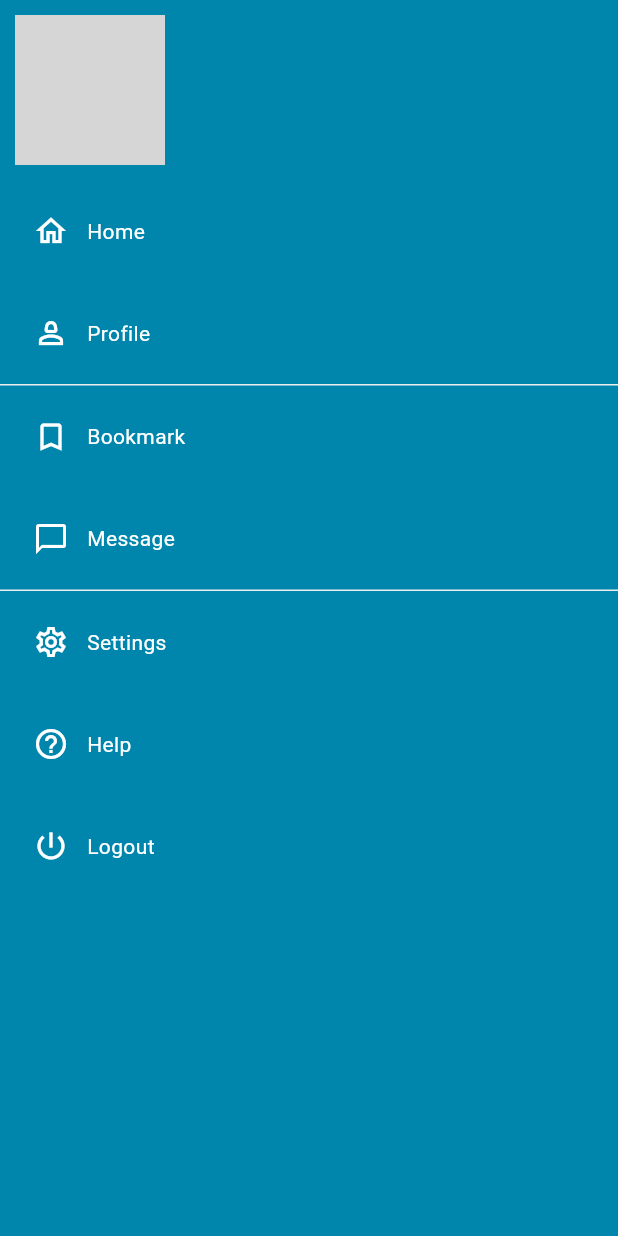
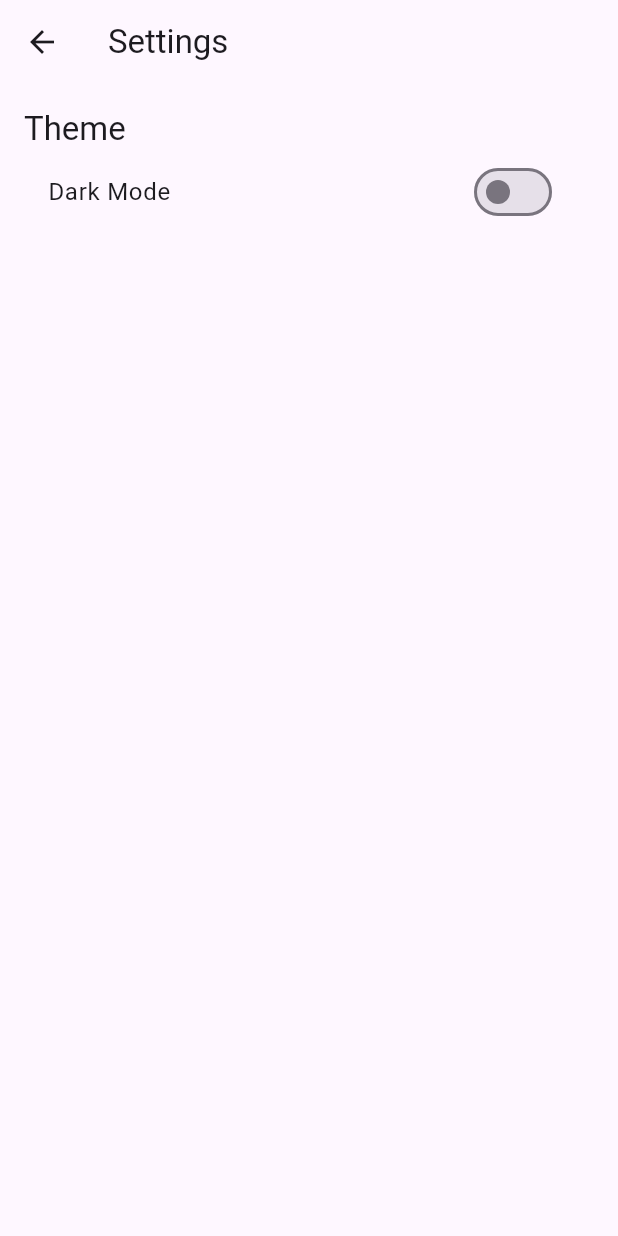
Before and after one commit to mo3rabie/house-guide, a Flutter app: the MenuPage screen opened directly, after a tap on the "settings" icon, on a phone screen of 412 x 824 dp. Run offline on Flutter 3.47's test engine with Material 3 defaults, Android fonts, the phone set to English and light mode, and no system bars; our stand-ins replace cloud_firestore, firebase_auth, firebase_core, firebase_storage, flutter_zoom_drawer, image_picker; accounts and stored records are empty; network calls fail; grey boxes are pictures that could not be loaded.

Commit message:
dark theme

```diff
--- a/untitled/lib/main.dart
+++ b/untitled/lib/main.dart
@@ -15,6 +15,7 @@ import 'package:untitled/pages/home_screen.dart';
 import 'package:untitled/pages/loginScreen.dart';
 import 'package:untitled/pages/modules/user_profile_provider.dart';
 import 'package:untitled/pages/regScreen.dart';
+import 'package:untitled/pages/setting.dart';
 import 'package:untitled/pages/welcomeScreen.dart';
 void main() async {
 WidgetsFlutterBinding.ensureInitialized();
@@ -32,12 +33,22 @@ WidgetsFlutterBinding.ensureInitialized();
   await Firebase.initializeApp();
 
   runApp(
+
     ChangeNotifierProvider(
       create: (context) => UserProfileProvider(),
       child: MyApp(),
     ),
+
   );
-}
+runApp(
+
+    MultiProvider(
+      providers: [
+        ChangeNotifierProvider(create: (context) => ThemeProvider()),
+      ],
+      child: MyApp(),
+    )
+  ); }
 
 class MyApp extends StatefulWidget {
   const MyApp({super.key});
@@ -69,9 +80,11 @@ class _MyAppState extends State<MyApp> {
   Widget build(BuildContext context) {
     return MaterialApp(
       debugShowCheckedModeBanner: false,
-      theme: ThemeData(
-        useMaterial3: true,
-      ),
+      theme: ThemeData.light(),
+      darkTheme: ThemeData.dark(),
+      themeMode: context.watch<ThemeProvider>().isDarkMode
+          ? ThemeMode.dark
+          : ThemeMode.light,
 
         home: FirebaseAuth.instance.currentUser == null ?
          const WelcomeScreen() : const HomeScreen(),
--- a/untitled/lib/pages/Add_House.dart
+++ b/untitled/lib/pages/Add_House.dart
@@ -8,7 +8,9 @@ import 'package:flutter/material.dart';
 import 'package:image_picker/image_picker.dart';
 import 'package:cloud_firestore/cloud_firestore.dart';
 import 'package:firebase_storage/firebase_storage.dart';
+import 'package:provider/provider.dart';
 import 'package:untitled/pages/modules/house.dart';
+import 'package:untitled/pages/setting.dart';
 class AddHouse extends StatefulWidget {
   const AddHouse({super.key});
 
@@ -16,6 +18,18 @@ class AddHouse extends StatefulWidget {
   // ignore: library_private_types_in_public_api
   _AddHouseState createState() => _AddHouseState();
 }
+Widget build(BuildContext context) {
+    return MaterialApp(
+      debugShowCheckedModeBanner: false,
+      theme: ThemeData.light(),
+      darkTheme: ThemeData.dark(),
+      themeMode: context.watch<ThemeProvider>().isDarkMode
+          ? ThemeMode.dark
+          : ThemeMode.light,
+
+
+    );
+  }
 
 class _AddHouseState extends State<AddHouse> {
   List<File> _images = [];
--- a/untitled/lib/pages/all_houses_page.dart
+++ b/untitled/lib/pages/all_houses_page.dart
@@ -2,8 +2,30 @@
 
 import 'package:flutter/material.dart';
 import 'package:cloud_firestore/cloud_firestore.dart';
+import 'package:provider/provider.dart';
 import 'package:untitled/pages/house_card.dart';
 import 'package:untitled/pages/modules/house.dart';
+import 'package:untitled/pages/setting.dart';
+
+class HousesPage extends StatelessWidget {
+  const HousesPage({super.key});
+
+  @override
+  Widget build(BuildContext context) {
+
+    return MaterialApp(
+      debugShowCheckedModeBanner: false,
+      theme: ThemeData.light(),
+      darkTheme: ThemeData.dark(),
+      themeMode: context.watch<ThemeProvider>().isDarkMode
+          ? ThemeMode.dark
+          : ThemeMode.light,
+
+    );
+        }
+
+  }
+
 
 class AllHousesPage extends StatelessWidget {
   const AllHousesPage({super.key});
@@ -13,10 +35,10 @@ class AllHousesPage extends StatelessWidget {
     return Scaffold(
       appBar: AppBar(
         title: Text('All Houses'),
-        titleTextStyle:  TextStyle(
-        fontSize: 20, fontWeight: FontWeight.bold, color: Colors.white),
+        titleTextStyle: TextStyle(
+            fontSize: 20, fontWeight: FontWeight.bold, color: Colors.white),
         centerTitle: true,
-        backgroundColor:  Color.fromARGB(255, 0, 134, 172),
+        backgroundColor: Color.fromARGB(255, 0, 134, 172),
       ),
       body: StreamBuilder<QuerySnapshot>(
         stream: FirebaseFirestore.instance.collection('houses').snapshots(),
@@ -41,11 +63,12 @@ class AllHousesPage extends StatelessWidget {
                   ),
                   // Assuming ItemCard takes a House model as a parameter
                   ItemCard(
-                    house: House.fromMap(houses[index].data() as Map<String, dynamic>),
+                    house: House.fromMap(
+                        houses[index].data() as Map<String, dynamic>),
                     onTap: () {},
                     key: null,
                   ),
-                   SizedBox(
+                  SizedBox(
                     height: 16.0,
                   ),
                 ],
--- a/untitled/lib/pages/chat_page.dart
+++ b/untitled/lib/pages/chat_page.dart
@@ -4,7 +4,28 @@ import 'package:firebase_auth/firebase_auth.dart';
 import 'package:flutter/foundation.dart';
 import 'package:flutter/material.dart';
 import 'package:cloud_firestore/cloud_firestore.dart';
+import 'package:provider/provider.dart';
+import 'package:untitled/pages/setting.dart';
 import 'package:untitled/pages/user_details_page.dart';
+
+class Chats extends StatelessWidget {
+  const Chats({super.key});
+
+  @override
+  Widget build(BuildContext context) {
+
+    return MaterialApp(
+      debugShowCheckedModeBanner: false,
+      theme: ThemeData.light(),
+      darkTheme: ThemeData.dark(),
+      themeMode: context.watch<ThemeProvider>().isDarkMode
+          ? ThemeMode.dark
+          : ThemeMode.light,
+
+    );
+        }
+
+  }
 
 class ChatPage extends StatefulWidget {
   final String userId;
--- a/untitled/lib/pages/chats_list_page.dart
+++ b/untitled/lib/pages/chats_list_page.dart
@@ -3,8 +3,29 @@
 import 'package:flutter/material.dart';
 import 'package:cloud_firestore/cloud_firestore.dart';
 import 'package:firebase_auth/firebase_auth.dart';
+import 'package:provider/provider.dart';
 import 'package:untitled/pages/chat_page.dart';
+import 'package:untitled/pages/setting.dart';
 
+
+class ChatsList extends StatelessWidget {
+  const ChatsList({super.key});
+
+  @override
+  Widget build(BuildContext context) {
+
+    return MaterialApp(
+      debugShowCheckedModeBanner: false,
+      theme: ThemeData.light(),
+      darkTheme: ThemeData.dark(),
+      themeMode: context.watch<ThemeProvider>().isDarkMode
+          ? ThemeMode.dark
+          : ThemeMode.light,
+
+    );
+        }
+
+  }
 class ChatListPage extends StatefulWidget {
   const ChatListPage({super.key});
 
--- a/untitled/lib/pages/full_screen_image_page.dart
+++ b/untitled/lib/pages/full_screen_image_page.dart
@@ -1,7 +1,27 @@
 // ignore_for_file: use_super_parameters
 
 import 'package:flutter/material.dart';
+import 'package:provider/provider.dart';
+import 'package:untitled/pages/setting.dart';
 
+class FullScreenImages extends StatelessWidget {
+  const FullScreenImages({super.key});
+
+  @override
+  Widget build(BuildContext context) {
+
+    return MaterialApp(
+      debugShowCheckedModeBanner: false,
+      theme: ThemeData.light(),
+      darkTheme: ThemeData.dark(),
+      themeMode: context.watch<ThemeProvider>().isDarkMode
+          ? ThemeMode.dark
+          : ThemeMode.light,
+
+    );
+        }
+
+  }
 class FullScreenImagePage extends StatelessWidget {
   final String imageUrl;
 
--- a/untitled/lib/pages/home_screen.dart
+++ b/untitled/lib/pages/home_screen.dart
@@ -1,7 +1,27 @@
 import 'package:flutter/material.dart';
 import 'package:flutter_zoom_drawer/flutter_zoom_drawer.dart';
+import 'package:provider/provider.dart';
 import 'package:untitled/pages/housing_page.dart';
 import 'package:untitled/pages/menu_page.dart';
+import 'package:untitled/pages/setting.dart';
+
+class Home extends StatelessWidget {
+  const Home({super.key});
+
+  @override
+  Widget build(BuildContext context) {
+
+    return MaterialApp(
+      debugShowCheckedModeBanner: false,
+      theme: ThemeData.light(),
+      darkTheme: ThemeData.dark(),
+      themeMode: context.watch<ThemeProvider>().isDarkMode
+          ? ThemeMode.dark
+          : ThemeMode.light,
+         );
+        }
+      }
+
 
 class HomeScreen extends StatelessWidget {
   const HomeScreen({super.key});
--- a/untitled/lib/pages/house_card.dart
+++ b/untitled/lib/pages/house_card.dart
@@ -2,9 +2,27 @@ import 'package:flutter/foundation.dart';
 import 'package:flutter/material.dart';
 import 'package:firebase_auth/firebase_auth.dart';
 import 'package:cloud_firestore/cloud_firestore.dart';
+import 'package:provider/provider.dart';
 import 'package:untitled/pages/modules/house.dart';
 import 'package:untitled/pages/house_details_page.dart';
+import 'package:untitled/pages/setting.dart';
 
+class Cards extends StatelessWidget {
+  const Cards({super.key});
+
+  @override
+  Widget build(BuildContext context) {
+
+    return MaterialApp(
+      debugShowCheckedModeBanner: false,
+      theme: ThemeData.light(),
+      darkTheme: ThemeData.dark(),
+      themeMode: context.watch<ThemeProvider>().isDarkMode
+          ? ThemeMode.dark
+          : ThemeMode.light,
+         );
+        }
+      }
 class ItemCard extends StatefulWidget {
   const ItemCard({
     required super.key,
--- a/untitled/lib/pages/housing_page.dart
+++ b/untitled/lib/pages/housing_page.dart
@@ -3,13 +3,33 @@
 import "package:cloud_firestore/cloud_firestore.dart";
 import "package:flutter/material.dart";
 import "package:flutter_zoom_drawer/flutter_zoom_drawer.dart";
+import "package:provider/provider.dart";
 import 'package:untitled/pages/Add_House.dart';
 import "package:untitled/pages/house_details_page.dart";
 import "package:untitled/pages/house_sugg_list.dart";
 import "package:untitled/pages/lowest_price_page.dart";
 import "package:untitled/pages/modules/house.dart";
+import "package:untitled/pages/setting.dart";
 //import "package:kf_drawer"
 
+class HousingMainPage extends StatelessWidget {
+  const HousingMainPage({super.key});
+
+  @override
+  Widget build(BuildContext context) {
+
+    return MaterialApp(
+      debugShowCheckedModeBanner: false,
+      theme: ThemeData.light(),
+      darkTheme: ThemeData.dark(),
+      themeMode: context.watch<ThemeProvider>().isDarkMode
+          ? ThemeMode.dark
+          : ThemeMode.light,
+
+    );
+        }
+
+  }
 class HousingPage extends StatefulWidget {
   const HousingPage({super.key});
 
@@ -26,10 +46,10 @@ class _HousingPageState extends State<HousingPage> {
   @override
   Widget build(BuildContext context) {
     return Scaffold(
-      backgroundColor: Colors.grey[300],
+
       extendBodyBehindAppBar: true,
       appBar: AppBar(
-        backgroundColor: Colors.grey[300],
+
         elevation: 0.0,
         toolbarHeight: 80.0,
         leading: const MenuDrawer(),
--- a/untitled/lib/pages/menu_page.dart
+++ b/untitled/lib/pages/menu_page.dart
@@ -7,9 +7,11 @@ import "package:cloud_firestore/cloud_firestore.dart";
 import "package:flutter/material.dart";
 import "package:flutter_zoom_drawer/flutter_zoom_drawer.dart";
 import 'package:firebase_auth/firebase_auth.dart';
+import "package:untitled/pages/HelpPage.dart";
 import 'package:untitled/pages/chats_list_page.dart';
 import "package:untitled/pages/housing_page.dart";
 import "package:untitled/pages/profile.dart";
+import "package:untitled/pages/setting.dart";
 
 class MenuPage extends StatefulWidget {
   const MenuPage({super.key});
@@ -78,7 +80,8 @@ class _MenuPageState extends State<MenuPage> {
                           onTap: () {
                             Navigator.push(
                               context,
-                            MaterialPageRoute(builder: (context) => ProfilePage()),
+                              MaterialPageRoute(
+                                  builder: (context) => ProfilePage()),
                             );
                           },
                           child: Padding(
@@ -89,15 +92,22 @@ class _MenuPageState extends State<MenuPage> {
                                   radius: 50.0,
                                   backgroundImage: _image != null
                                       ? FileImage(_image!)
-                                    : (userData != null && userData?['profilePicture'] != null)
-                                        ? NetworkImage(userData?['profilePicture'])
-                                        : const AssetImage('asset/images/person.jpg')
+                                      : (userData != null &&
+                                              userData?['profilePicture'] !=
+                                                  null)
+                                          ? NetworkImage(
+                                              userData?['profilePicture'])
+                                          : const AssetImage(
+                                                  'asset/images/person.jpg')
                                               as ImageProvider<Object>?,
                                 ),
                                 const SizedBox(width: 10.0),
                                 Text(
-                                userData?['username'] ?? user!.displayName ?? 'Guest',
-                                style: TextStyle(fontSize: 15, color: Colors.white),
+                                  userData?['username'] ??
+                                      user!.displayName ??
+                                      'Guest',
+                                  style: TextStyle(
+                                      fontSize: 15, color: Colors.white),
                                 ),
                               ],
                             ),
@@ -116,7 +126,6 @@ class _MenuPageState extends State<MenuPage> {
                     }
                   },
                 ),
-
 
                 Padding(
                     padding: const EdgeInsets.all(10.0),
@@ -174,7 +183,8 @@ class _MenuPageState extends State<MenuPage> {
                           onPressed: () {
                             Navigator.push(
                               context,
-                          MaterialPageRoute(builder: (context) =>  ChatListPage()),
+                              MaterialPageRoute(
+                                  builder: (context) => ChatListPage()),
                             );
                           },
                         ),
@@ -192,7 +202,8 @@ class _MenuPageState extends State<MenuPage> {
                           onPressed: () {
                             Navigator.push(
                               context,
-                          MaterialPageRoute(builder: (context) =>  ChatListPage()),
+                              MaterialPageRoute(
+                                  builder: (context) => ChatListPage()),
                             );
                           },
                         ),
@@ -219,7 +230,11 @@ class _MenuPageState extends State<MenuPage> {
                           color: Colors.white,
                           icon: const Icon(Icons.settings_outlined),
                           onPressed: () {
-                            // Handle button press
+                            Navigator.push(
+                              context,
+                              MaterialPageRoute(
+                                  builder: (context) => SettingsPage()),
+                            );
                           },
                         ),
                         const Text('Settings',
@@ -235,7 +250,11 @@ class _MenuPageState extends State<MenuPage> {
                           color: Colors.white,
                           icon: const Icon(Icons.help_outline),
                           onPressed: () {
-                            // Handle button press
+                            Navigator.push(
+                              context,
+                              MaterialPageRoute(
+                                  builder: (context) => HelpPage()),
+                            );
                           },
                         ),
                         const Text('Help',
@@ -266,5 +285,4 @@ class _MenuPageState extends State<MenuPage> {
           ),
         ));
   }
-
 }
--- /dev/null
+++ b/untitled/lib/pages/setting.dart
@@ -0,0 +1,68 @@
+import 'package:flutter/material.dart';
+import 'package:provider/provider.dart';
+
+
+
+class ThemeProvider with ChangeNotifier {
+  bool _isDarkMode = false;
+
+  bool get isDarkMode => _isDarkMode;
+
+  void toggleTheme() {
+    _isDarkMode = !_isDarkMode;
+    notifyListeners();
+  }
+}
+
+class Settings extends StatelessWidget {
+  const Settings({super.key});
+
+  @override
+  Widget build(BuildContext context) {
+     return  MaterialApp(
+      theme: ThemeData.light(),
+      darkTheme: ThemeData.dark(),
+      themeMode: context.watch<ThemeProvider>().isDarkMode
+          ? ThemeMode.dark
+          : ThemeMode.light,
+
+      home: const SettingsPage(),
+    );
+
+
+  }
+}
+
+class SettingsPage extends StatelessWidget {
+  const SettingsPage({super.key});
+
+  @override
+  Widget build(BuildContext context) {
+    return Scaffold(
+      appBar: AppBar(
+        title: const Text('Settings'),
+      ),
+      body: Padding(
+        padding: const EdgeInsets.all(16.0),
+        child: Column(
+          crossAxisAlignment: CrossAxisAlignment.start,
+          children: [
+            Text(
+              'Theme',
+              style: Theme.of(context).textTheme.titleLarge,
+            ),
+            ListTile(
+              title: const Text('Dark Mode'),
+              trailing: Switch(
+                value: context.watch<ThemeProvider>().isDarkMode,
+                onChanged: (value) {
+                  context.read<ThemeProvider>().toggleTheme();
+                },
+              ),
+            ),
+          ],
+        ),
+      ),
+    );
+  }
+}
--- a/untitled/lib/pages/welcomeScreen.dart
+++ b/untitled/lib/pages/welcomeScreen.dart
@@ -1,11 +1,12 @@
-// ignore_for_file: prefer_const_constructors
+
+// ignore_for_file: prefer_const_constructors, file_names
 
 import 'package:flutter/material.dart';
 import 'package:untitled/pages/loginScreen.dart';
 import 'package:untitled/pages/regScreen.dart';
 
 class WelcomeScreen extends StatelessWidget {
-  const WelcomeScreen({Key? key}) : super(key: key);
+  const WelcomeScreen({super.key});
 
 
   @override
```
Also changed, not shown: untitled/lib/pages/HelpPage.dart (added, +63 -0 lines), untitled/pubspec.lock, 1 other file. Lines whose indentation alone changed are shown as unchanged.
